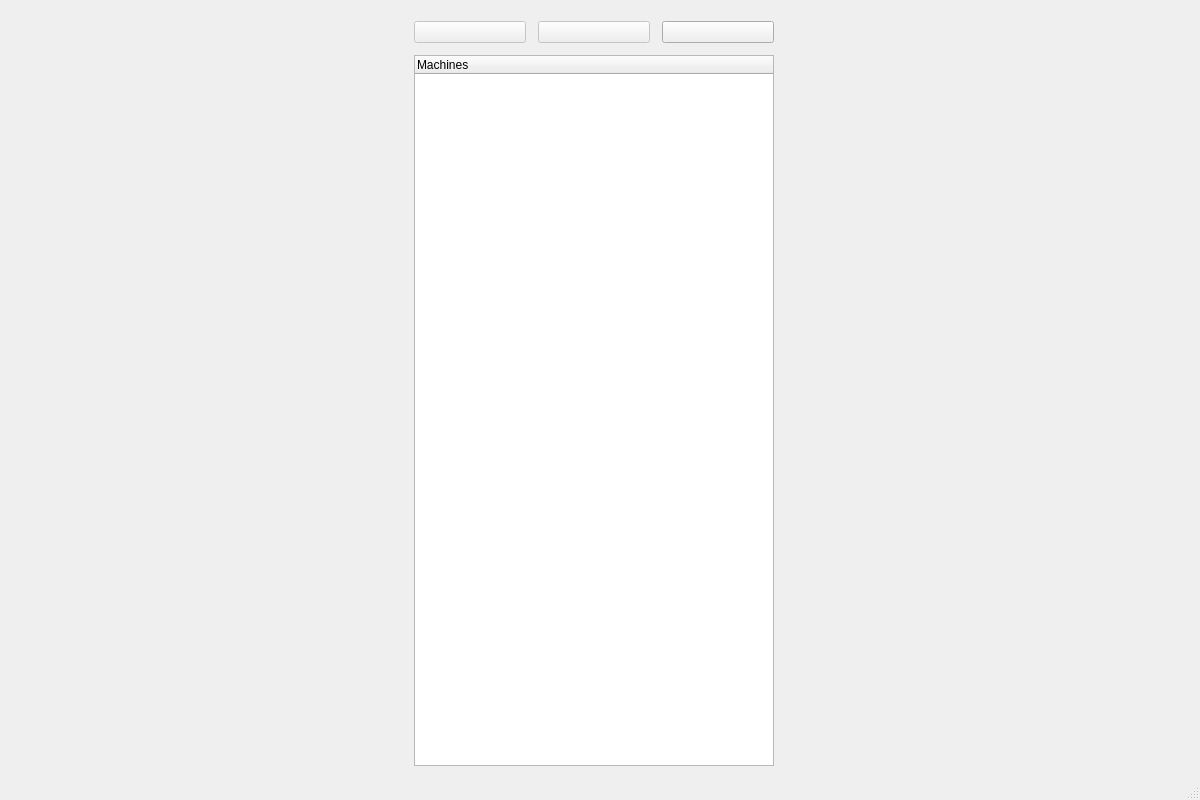
The window that mainwindow.ui (EdgeOfAI/textile) describes before a commit, drawn with Qt 5.
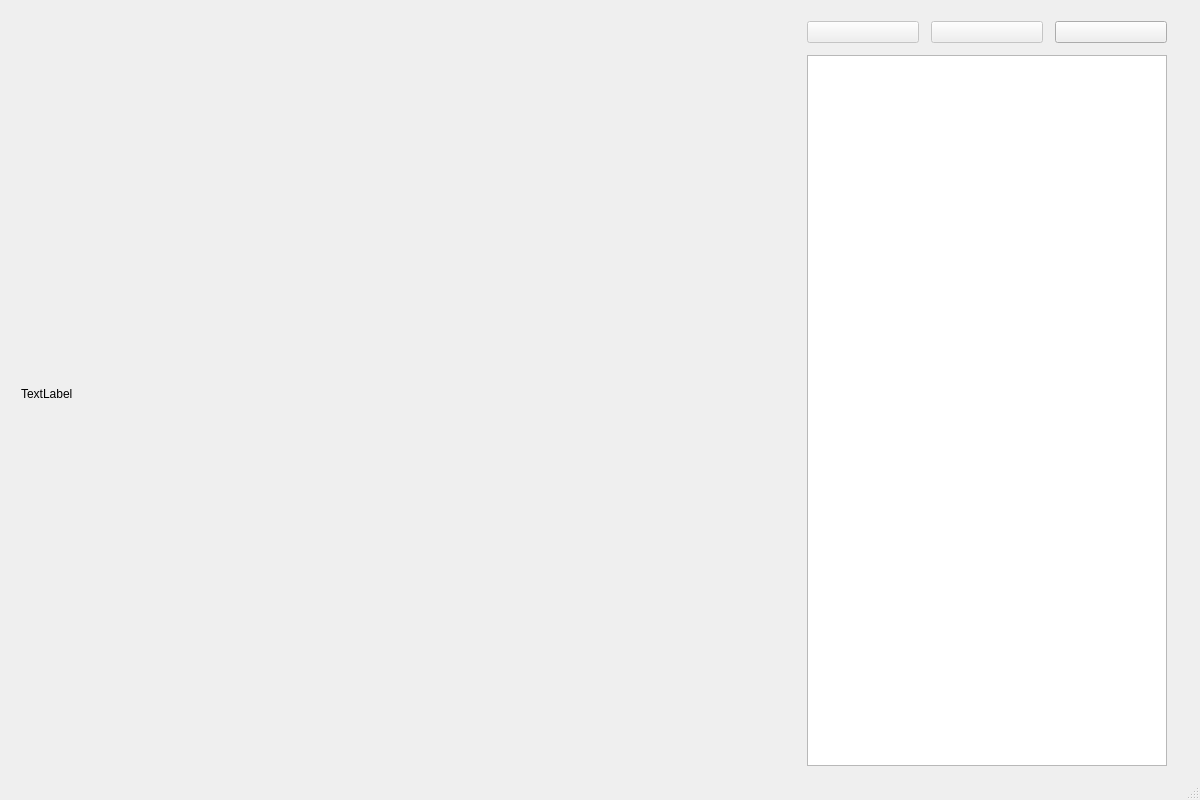
The same window after the commit. Icons and pictures are not drawn.

What changed in the file:
```diff
--- a/mainwindow.ui
+++ b/mainwindow.ui
@@ -40,7 +40,7 @@
      <number>0</number>
     </property>
     <item>
-     <layout class="QHBoxLayout" name="horizontalLayoutMain" stretch="0">
+     <layout class="QHBoxLayout" name="horizontalLayoutMain" stretch="0,0">
       <property name="spacing">
        <number>12</number>
       </property>
@@ -59,6 +59,13 @@
       <property name="bottomMargin">
        <number>12</number>
       </property>
+      <item>
+       <widget class="QLabel" name="label">
+        <property name="text">
+         <string>TextLabel</string>
+        </property>
+       </widget>
+      </item>
       <item>
        <layout class="QVBoxLayout" name="verticalLayout">
         <item>
@@ -122,7 +129,7 @@
            <enum>QFrame::Sunken</enum>
           </property>
           <attribute name="headerVisible">
-           <bool>true</bool>
+           <bool>false</bool>
           </attribute>
           <column>
            <property name="text">
```
Left out of the diff: 2 changed lines with no effect on the pictures.
